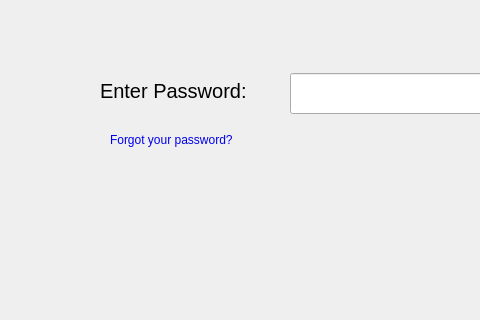
First picture: the form in code/returninguser.ui, repository amroomargit/Forge, before the edit; both pictures show x 0 to 480 and y 140 to 460 of the 1203 by 721 pixel window.
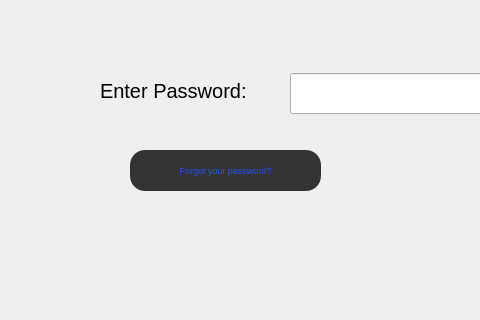
Second picture: the form after the edit. Icons and pictures are not drawn.

Diff of the .ui file:
```diff
--- a/code/returninguser.ui
+++ b/code/returninguser.ui
@@ -64,22 +64,6 @@
      <string>Enter Password:</string>
     </property>
    </widget>
-   <widget class="QLabel" name="forgotLabel">
-    <property name="geometry">
-     <rect>
-      <x>110</x>
-      <y>270</y>
-      <width>151</width>
-      <height>20</height>
-     </rect>
-    </property>
-    <property name="styleSheet">
-     <string notr="true">color: #0000EE;</string>
-    </property>
-    <property name="text">
-     <string>Forgot your password?</string>
-    </property>
-   </widget>
    <widget class="QLabel" name="deleteLabel">
     <property name="geometry">
      <rect>
@@ -205,6 +189,36 @@
      <string>Delete</string>
     </property>
    </widget>
+   <widget class="QPushButton" name="hintButton">
+    <property name="geometry">
+     <rect>
+      <x>130</x>
+      <y>290</y>
+      <width>191</width>
+      <height>41</height>
+     </rect>
+    </property>
+    <property name="font">
+     <font>
+      <pointsize>7</pointsize>
+     </font>
+    </property>
+    <property name="styleSheet">
+     <string notr="true">QPushButton {
+background-color: #333333;
+color: #254ff7;
+border-radius: 15px;
+}
+
+QPushButton:hover {
+     background-color: #254ff7;
+color: white;
+}</string>
+    </property>
+    <property name="text">
+     <string>Forgot your password?</string>
+    </property>
+   </widget>
   </widget>
   <widget class="QMenuBar" name="menubar">
    <property name="geometry">
```
